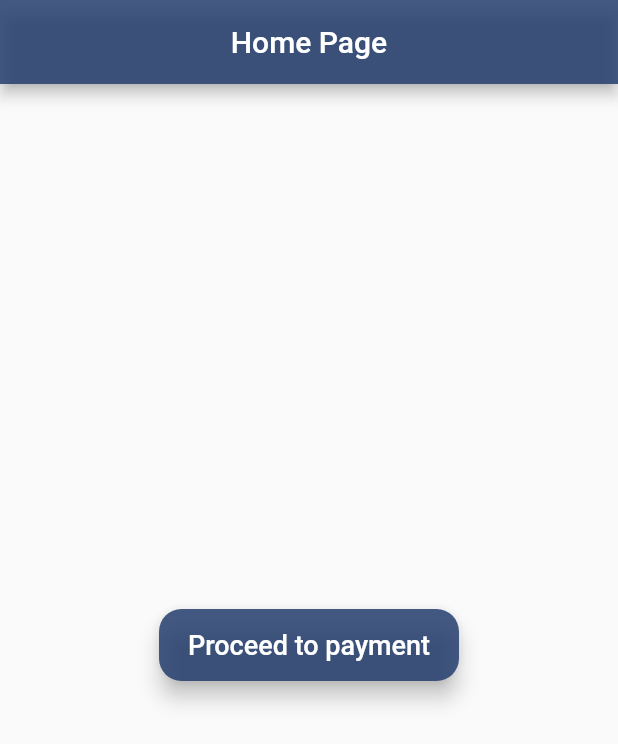
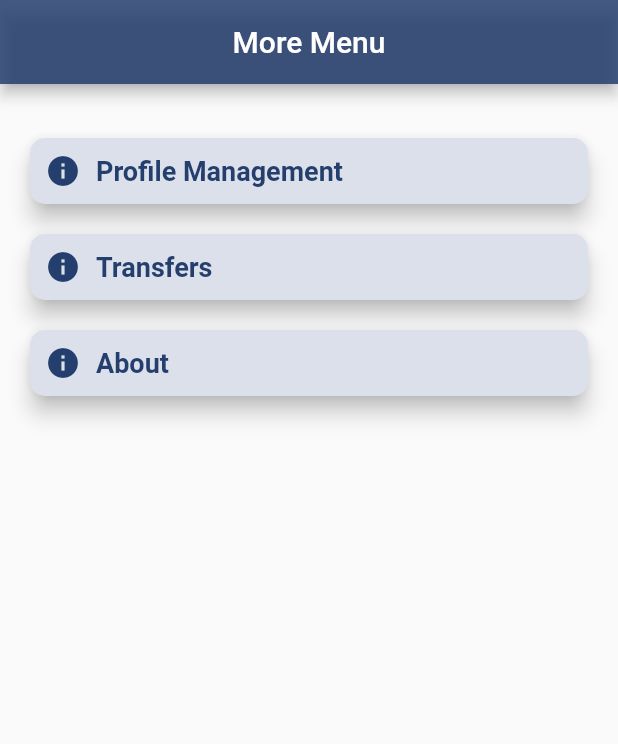
Before and after one commit to LeoSH3170218/payment_application, a Flutter app: the screen it shows after launch, on a phone screen of 412 x 824 dp. Shown: the top 744 px of the screen. Run offline on Flutter 3.47's test engine with Material 2 defaults, Android fonts, the phone set to English and light mode, and no system bars.

Commit message:
more mnu item
more mnu item

```diff
--- a/lib/main.dart
+++ b/lib/main.dart
@@ -1,4 +1,5 @@
 import 'package:flutter/material.dart';
+import 'package:payment_application/pages/more_menu_screen.dart';
 import 'package:payment_application/pages/payment_screen.dart';
 
 void main() {
@@ -15,9 +16,10 @@ class MyApp extends StatelessWidget {
       ),
       routes: {
         MyHomePage.id:(context) => MyHomePage(title: 'Home',),
-        PaymentScreen.id: (context) => PaymentScreen()
+        PaymentScreen.id: (context) => PaymentScreen(),
+        MoreMenuScreen.id: (context) => MoreMenuScreen()
       },
-      home: MyHomePage(title: 'Home Page'),
+      home: MoreMenuScreen(),
     );
   }
 }
--- /dev/null
+++ b/lib/pages/more_menu_screen.dart
@@ -0,0 +1,80 @@
+
+import 'package:flutter/material.dart';
+import 'package:payment_application/main.dart';
+
+class MoreMenuScreen extends StatefulWidget {
+  static const String id = "MORE_MENU_SCREEN";
+  @override
+  _MoreMenuScreenState createState() => _MoreMenuScreenState();
+}
+
+class _MoreMenuScreenState extends State<MoreMenuScreen> {
+
+  List<MenuItem> menuItems = [
+    MenuItem(text: "Profile Management", icon: Icons.info),
+    MenuItem(text: "Transfers", icon: Icons.info),
+    MenuItem(text: "About", icon: Icons.info)
+  ];
+
+  @override
+  Widget build(BuildContext context) {
+    return Scaffold(
+      appBar: AppBar(
+        centerTitle: true,
+        title: Text("More Menu"),
+        backgroundColor: Color.fromRGBO(36, 62, 110, 0.85),
+      ),
+      body: ListView.builder(
+        itemCount: menuItems.length,
+        padding: EdgeInsets.only(top: 16),
+        shrinkWrap: true,
+        itemBuilder: (context, index){
+          return _getListItem(context, menuItems[index]);
+        },
+      ),
+    );
+  }
+
+  Widget _getListItem(BuildContext context, MenuItem item) {
+    return Container(
+      padding: EdgeInsets.only(top: 20, left: 20, right: 20),
+      child: GestureDetector(
+        onTap: () {
+
+        },
+        child: Material(
+            color: Color.fromRGBO(220, 224, 234, 1),
+            elevation: 6.0,
+            borderRadius: BorderRadius.circular(10.0),
+            child: Row(
+              mainAxisAlignment: MainAxisAlignment.start,
+              children: [
+                Padding(
+                  padding: EdgeInsets.all(10),
+                  child: Icon(item.icon, color: Color.fromRGBO(36, 62, 110, 1),),
+                ),
+                Text(
+                  item.text,
+                  style: TextStyle(
+                      color: Color.fromRGBO(36, 62, 110, 1),
+                      fontWeight: FontWeight.bold,
+                      fontSize: 18
+                  ),
+                ),
+              ],
+            )
+        ),
+      ),
+    );
+  }
+}
+
+class MenuItem {
+  String text;
+  IconData icon;
+
+  MenuItem({
+    required this.text,
+    required this.icon,
+  });
+}
```
